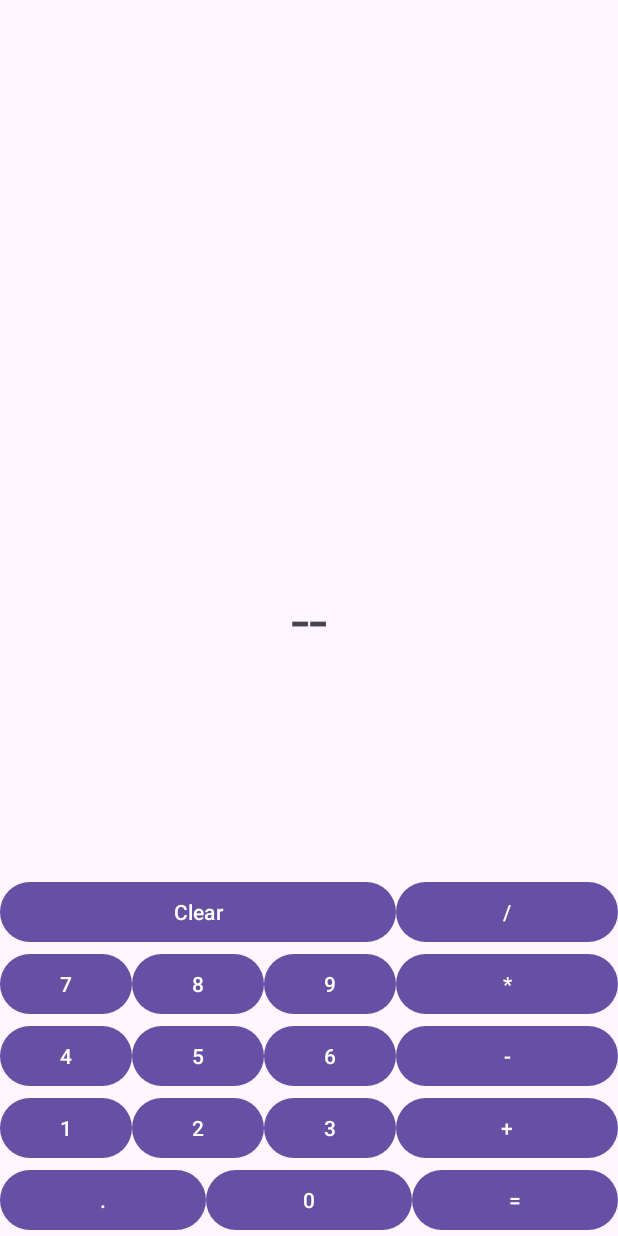
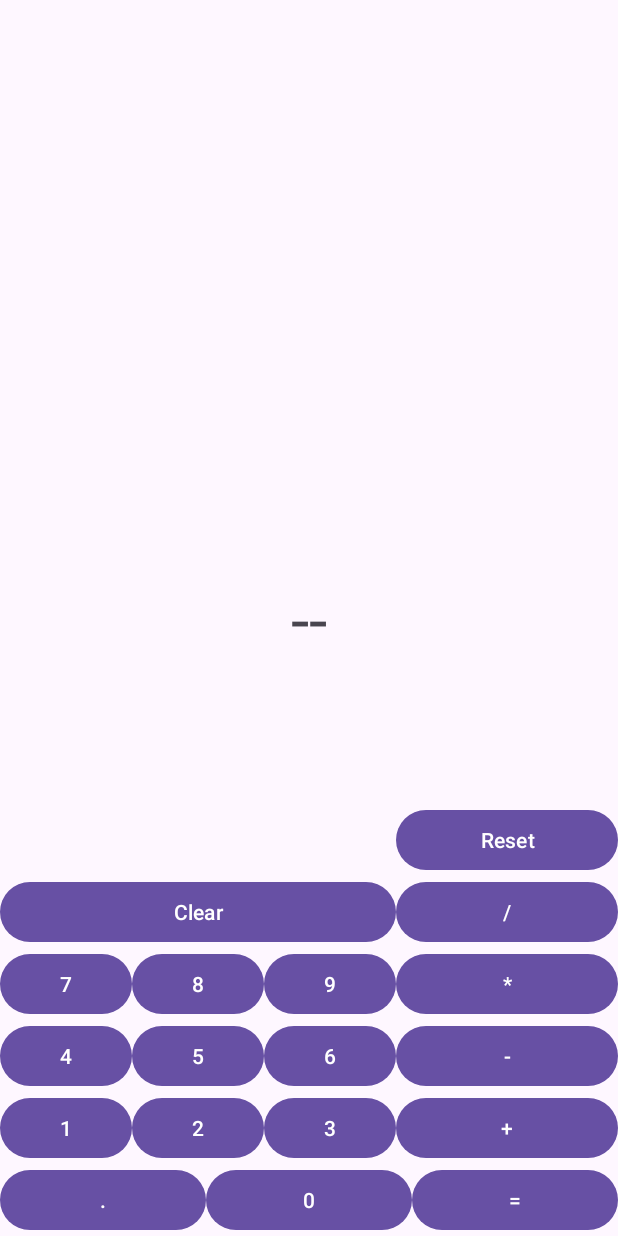
Before and after one commit to Karpenko-Oleksandr/calculator, an Android app: the screen it shows after launch (MainActivity), on a phone screen of 412 x 824 dp. Run offline under Robolectric (Android 15) with nearby library versions, the phone set to English and light mode, and no system bars; libraries missing offline, so code that uses them is left out: com.ezylang.evalex.

Commit message:
added reset button

```diff
--- a/app/src/main/java/com/example/calculator/MainActivity.kt
+++ b/app/src/main/java/com/example/calculator/MainActivity.kt
@@ -41,6 +41,7 @@ class MainActivity : AppCompatActivity() {
 
         val resultTextView = findViewById<TextView>(R.id.result_textView)
         val clearButton = findViewById<Button>(R.id.clear_button)
+        val resetButton = findViewById<Button>(R.id.reset_button)
 
         val numberStringBuilder = StringBuilder()
 
@@ -125,5 +126,9 @@ class MainActivity : AppCompatActivity() {
                     .show()
             }
         }
+        resetButton.setOnClickListener {
+            numberStringBuilder.deleteCharAt(numberStringBuilder.length - 1)
+            resultTextView.text = numberStringBuilder
+        }
     }
 }
--- a/app/src/main/res/layout/activity_main.xml
+++ b/app/src/main/res/layout/activity_main.xml
@@ -162,4 +162,13 @@
         app:layout_constraintLeft_toRightOf="@id/nine_number"
         app:layout_constraintBottom_toTopOf="@id/multiply_button" />
 
+    <Button
+        android:id="@+id/reset_button"
+        android:text="Reset"
+        app:layout_constraintRight_toRightOf="parent"
+        app:layout_constraintBottom_toTopOf="@id/divide_button"
+        app:layout_constraintLeft_toRightOf="@id/nine_number"
+        android:layout_width="0dp"
+        android:layout_height="wrap_content" />
+
 </androidx.constraintlayout.widget.ConstraintLayout>
```
